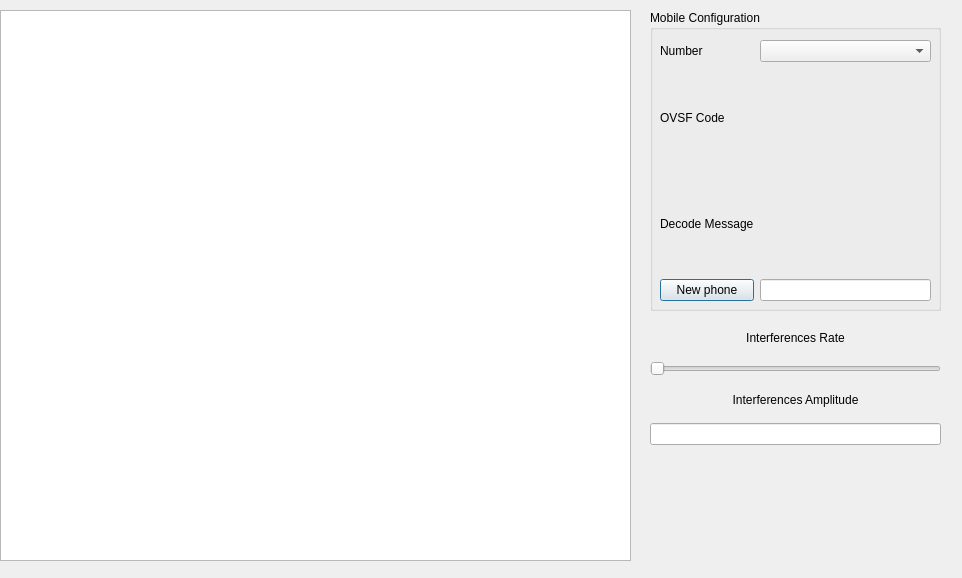
First picture: the form in gui.ui, repository Vskilet/UMTS-Multiplexing, before the edit.
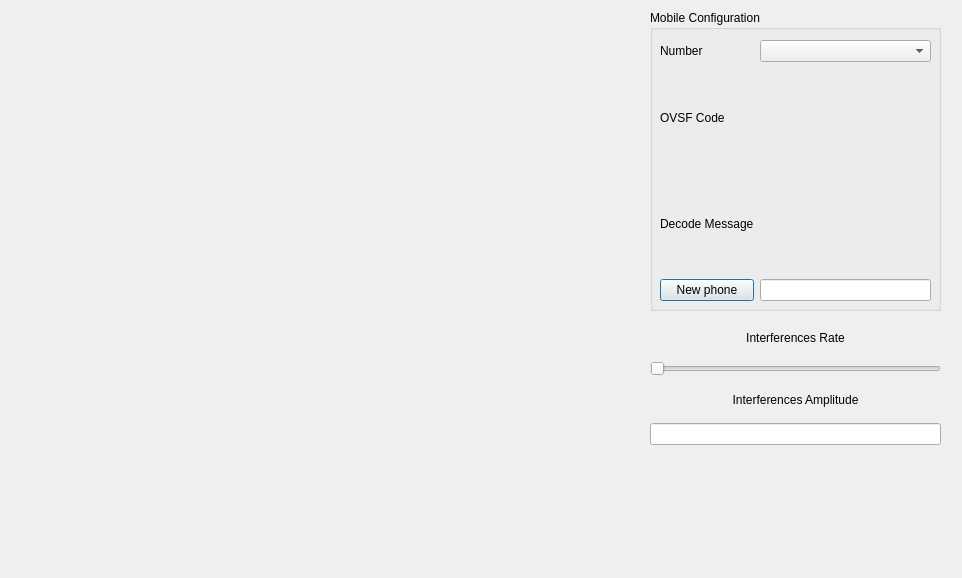
Second picture: the form after the edit.

Commit message: Affichage du signal dans l'interface

Diff of the .ui file:
```diff
--- a/gui.ui
+++ b/gui.ui
@@ -13,16 +13,6 @@
   <property name="windowTitle">
    <string>Dialog</string>
   </property>
-  <widget class="QGraphicsView" name="View">
-   <property name="geometry">
-    <rect>
-     <x>0</x>
-     <y>10</y>
-     <width>631</width>
-     <height>551</height>
-    </rect>
-   </property>
-  </widget>
   <widget class="QGroupBox" name="groupBox">
    <property name="geometry">
     <rect>
@@ -151,6 +141,19 @@
     </item>
    </layout>
   </widget>
+  <widget class="QLabel" name="plotLabel">
+   <property name="geometry">
+    <rect>
+     <x>8</x>
+     <y>7</y>
+     <width>641</width>
+     <height>561</height>
+    </rect>
+   </property>
+   <property name="text">
+    <string/>
+   </property>
+  </widget>
  </widget>
  <resources/>
  <connections/>
```
The commit also changes 2 other files.
